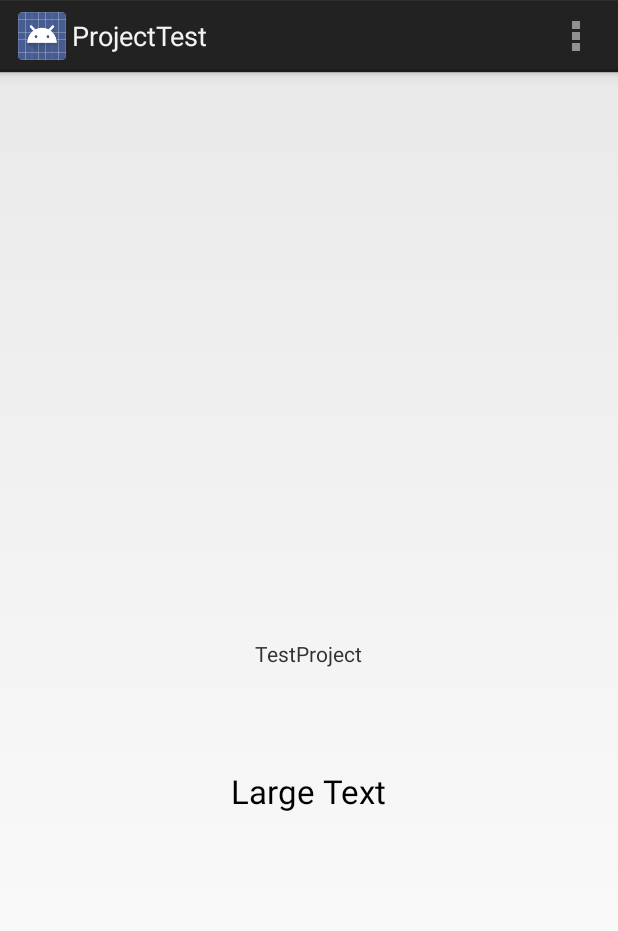
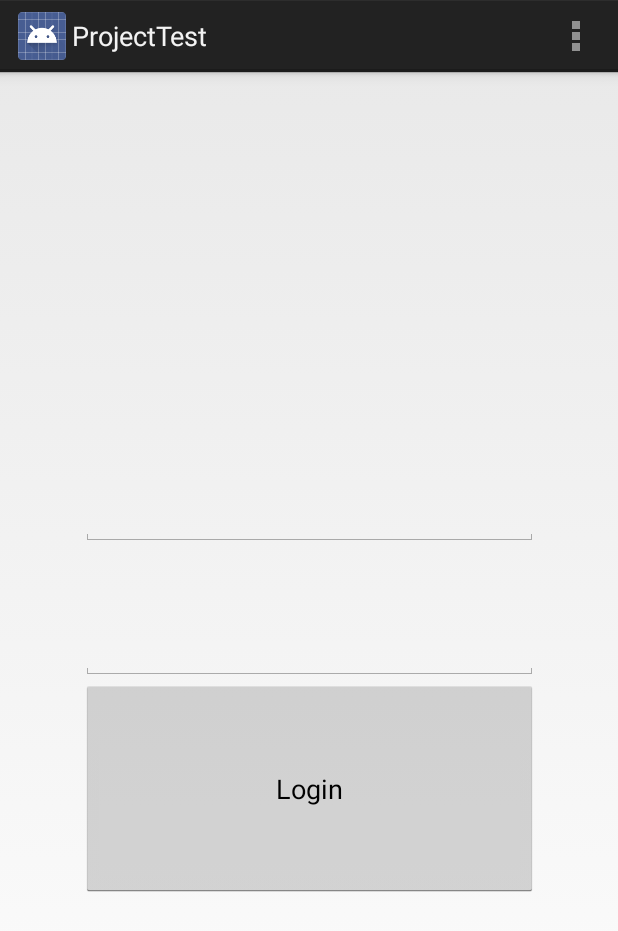
Before and after one commit to MichaelGar/testproject, an Android app: the screen it shows after launch (MainActivity), on a phone screen of 412 x 824 dp. Shown: the top 931 px of the screen. Run offline under Robolectric (Android 15) with nearby library versions, the phone set to English and light mode, and no system bars.

Commit message:
Запилен тестовый ListViev с карточками тестов (ничего конкретного, просто выдает 20 карточек)

```diff
--- a/app/src/main/AndroidManifest.xml
+++ b/app/src/main/AndroidManifest.xml
@@ -8,7 +8,7 @@
         android:label="@string/app_name"
         android:theme="@style/AppTheme" >
         <activity
-            android:name="com.example.alpha.projecttest.MainActivity"
+            android:name=".MainActivity"
             android:label="@string/app_name" >
             <intent-filter>
                 <action android:name="android.intent.action.MAIN" />
@@ -16,6 +16,10 @@
                 <category android:name="android.intent.category.LAUNCHER" />
             </intent-filter>
         </activity>
+        <activity
+            android:name=".TestList"
+            android:label="@string/title_activity_test_list" >
+        </activity>
     </application>
 
 </manifest>
--- a/app/src/main/java/com/example/alpha/projecttest/MainActivity.java
+++ b/app/src/main/java/com/example/alpha/projecttest/MainActivity.java
@@ -1,9 +1,12 @@
 package com.example.alpha.projecttest;
 
 import android.app.Activity;
+import android.content.Intent;
 import android.os.Bundle;
 import android.view.Menu;
 import android.view.MenuItem;
+import android.view.View;
+import android.widget.Button;
 
 
 public class MainActivity extends Activity {
@@ -11,8 +14,8 @@ public class MainActivity extends Activity {
     @Override
     protected void onCreate(Bundle savedInstanceState) {
         super.onCreate(savedInstanceState);
-        setContentView(R.layout.activity_main);
-        Test test = new Test();
+        setContentView(R.layout.login_page);
+        Test test = new Test("test");
         test.newTest("Test");
         String testJSONQuest =
                 "{" +
@@ -49,6 +52,22 @@ public class MainActivity extends Activity {
                     "]" +
                 "}";
        test.CreateListQuestions(testJSONQuest);
+        Button btnLogin = (Button) findViewById(R.id.buttonLogin);
+        btnLogin.setOnClickListener(new View.OnClickListener() {
+            @Override
+            public void onClick(View v) {
+                onLogintap();
+
+            }
+        });
+
+
+    }
+
+    void onLogintap() {
+
+        Intent intent = new Intent(this, TestList.class);
+        startActivity(intent);
     }
 
 
--- a/app/src/main/java/com/example/alpha/projecttest/Test.java
+++ b/app/src/main/java/com/example/alpha/projecttest/Test.java
@@ -11,11 +11,16 @@ import java.util.ArrayList;
  */
 public class Test {
     private int id;
-    private String name;
+    public String name;
     private ArrayList questions;
     void newTest (String nameX){
         id = 0;
         name = nameX;
+    }
+
+    Test(String _describe) {
+        name = _describe;
+
     }
 
     void newTestWithID (int idX, String nameX){
--- a/app/src/main/res/layout/activity_main.xml
+++ /dev/null
@@ -1,24 +0,0 @@
-<RelativeLayout xmlns:android="http://schemas.android.com/apk/res/android"
-    xmlns:tools="http://schemas.android.com/tools" android:layout_width="match_parent"
-    android:layout_height="match_parent" android:paddingLeft="@dimen/activity_horizontal_margin"
-    android:paddingRight="@dimen/activity_horizontal_margin"
-    android:paddingTop="@dimen/activity_vertical_margin"
-    android:paddingBottom="@dimen/activity_vertical_margin" tools:context=".MainActivity">
-
-    <TextView android:text="TestProject" android:layout_width="wrap_content"
-        android:layout_height="wrap_content"
-        android:layout_centerVertical="true"
-        android:layout_centerHorizontal="true"
-        android:id="@+id/textView" />
-
-    <TextView
-        android:layout_width="wrap_content"
-        android:layout_height="wrap_content"
-        android:textAppearance="?android:attr/textAppearanceLarge"
-        android:text="Large Text"
-        android:id="@+id/textView2"
-        android:layout_below="@+id/textView"
-        android:layout_centerHorizontal="true"
-        android:layout_marginTop="67dp" />
-
-</RelativeLayout>
--- /dev/null
+++ b/app/src/main/res/layout/login_page.xml
@@ -0,0 +1,82 @@
+<?xml version="1.0" encoding="utf-8"?>
+<LinearLayout xmlns:android="http://schemas.android.com/apk/res/android"
+    android:orientation="horizontal" android:layout_width="match_parent"
+    android:layout_height="match_parent">
+
+    <LinearLayout
+        android:orientation="horizontal"
+        android:layout_width="match_parent"
+        android:layout_height="match_parent"
+        android:layout_weight="1"></LinearLayout>
+
+    <LinearLayout
+        android:orientation="vertical"
+        android:layout_width="match_parent"
+        android:layout_height="match_parent"
+        android:layout_weight="0.3">
+
+        <LinearLayout
+            android:orientation="vertical"
+            android:layout_width="match_parent"
+            android:layout_height="match_parent"
+            android:layout_weight="1"></LinearLayout>
+
+        <LinearLayout
+            android:orientation="vertical"
+            android:layout_width="match_parent"
+            android:layout_height="match_parent"
+            android:layout_gravity="center_horizontal"
+            android:layout_weight="1.25">
+
+            <EditText
+                android:layout_width="match_parent"
+                android:layout_height="match_parent"
+                android:id="@+id/editTextName"
+                android:layout_gravity="center_vertical" />
+        </LinearLayout>
+
+        <LinearLayout
+            android:orientation="vertical"
+            android:layout_width="match_parent"
+            android:layout_height="match_parent"
+            android:layout_gravity="center_horizontal"
+            android:layout_weight="1.25">
+
+            <EditText
+                android:layout_width="match_parent"
+                android:layout_height="match_parent"
+                android:inputType="textPassword"
+                android:ems="10"
+                android:id="@+id/editTextPswd"
+                android:layout_gravity="center_vertical" />
+        </LinearLayout>
+
+        <LinearLayout
+            android:orientation="vertical"
+            android:layout_width="match_parent"
+            android:layout_height="match_parent"
+            android:layout_weight="1.15">
+
+            <Button
+                android:layout_width="match_parent"
+                android:layout_height="match_parent"
+                android:text="Login"
+                android:id="@+id/buttonLogin"
+                android:layout_gravity="center_horizontal" />
+        </LinearLayout>
+
+        <LinearLayout
+            android:orientation="vertical"
+            android:layout_width="match_parent"
+            android:layout_height="match_parent"
+            android:layout_weight="1"></LinearLayout>
+
+    </LinearLayout>
+
+    <LinearLayout
+        android:orientation="horizontal"
+        android:layout_width="match_parent"
+        android:layout_height="match_parent"
+        android:layout_weight="1"></LinearLayout>
+
+</LinearLayout>
--- /dev/null
+++ b/app/src/main/res/menu/menu_test_list.xml
@@ -0,0 +1,6 @@
+<menu xmlns:android="http://schemas.android.com/apk/res/android"
+    xmlns:tools="http://schemas.android.com/tools"
+    tools:context="com.example.alpha.projecttest.TestList">
+    <item android:id="@+id/action_settings" android:title="@string/action_settings"
+        android:orderInCategory="100" android:showAsAction="never" />
+</menu>
--- a/app/src/main/res/values/strings.xml
+++ b/app/src/main/res/values/strings.xml
@@ -4,5 +4,6 @@
     <string name="app_name">ProjectTest</string>
     <string name="hello_world">Hello world!</string>
     <string name="action_settings">Settings</string>
+    <string name="title_activity_test_list">TestList</string>
 
 </resources>
```
Also changed, not shown: app/build.gradle (+4 -3 lines), app/src/main/java/com/example/alpha/projecttest/TestList.java (added, +59 -0 lines), app/src/main/java/com/example/alpha/projecttest/TestListAdapter.java (added, +59 -0 lines), app/src/main/res/layout/activity_test_list.xml (added, +20 -0 lines), app/src/main/res/layout/small_test_card.xml (added, +31 -0 lines), 1 other file.
